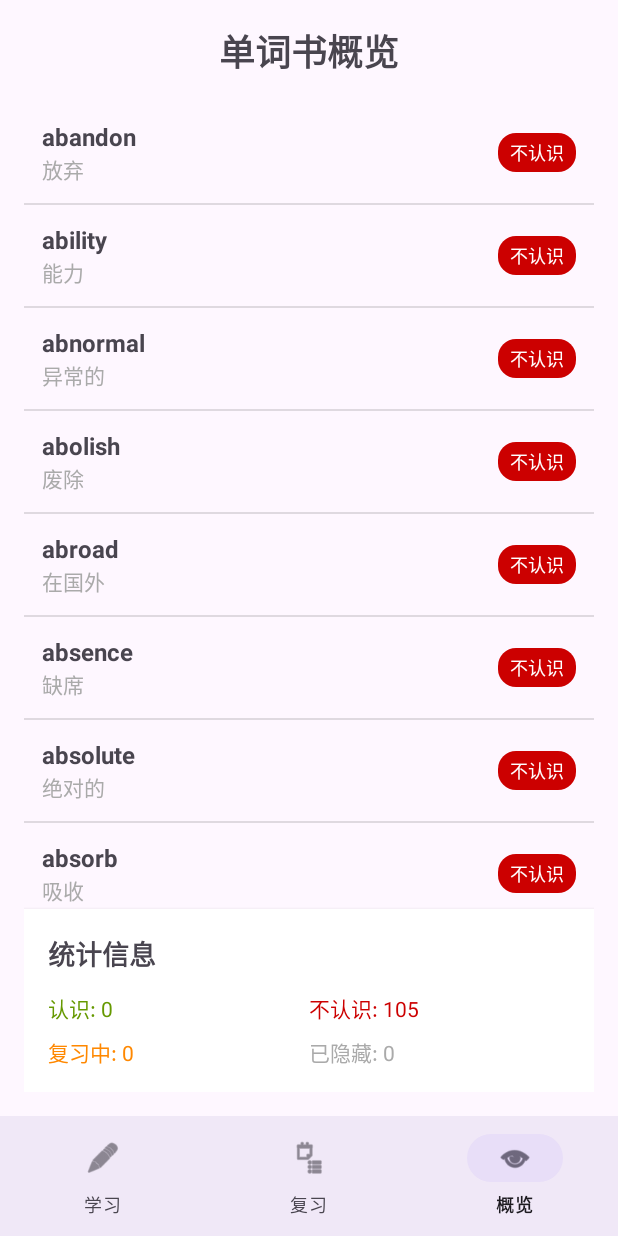
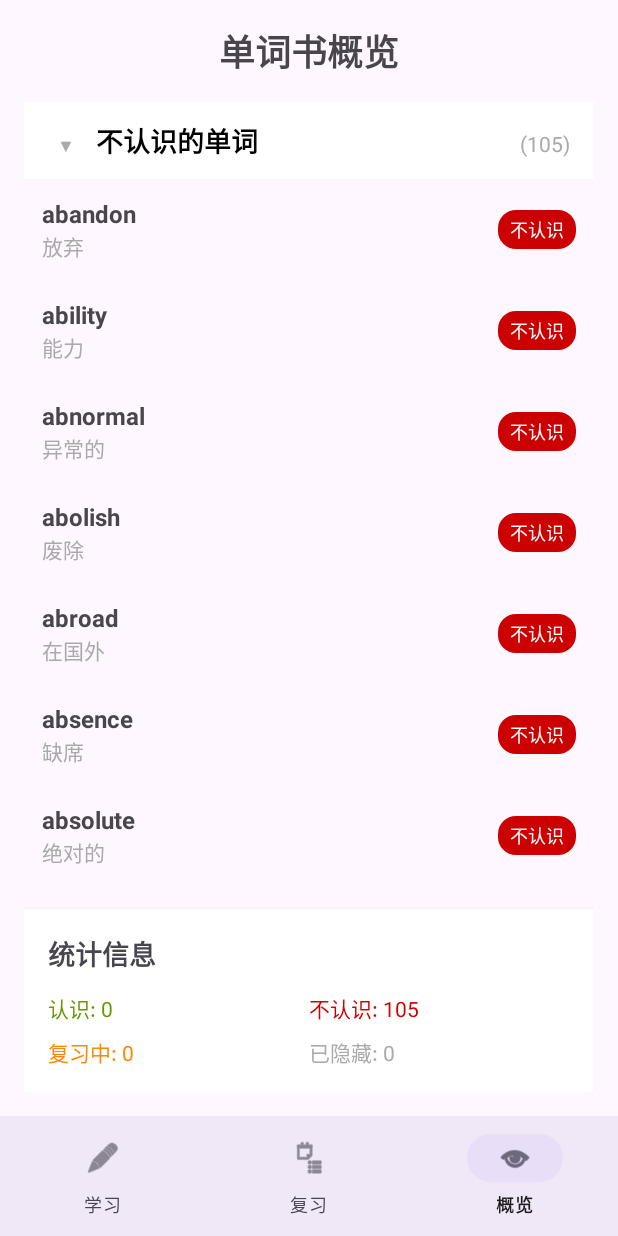
Before and after one commit to Daxxsc/opencodeproject, an Android app: the screen it shows after launch (MainActivity), item 3 of the bottom bar chosen, on a phone screen of 412 x 824 dp. Run offline under Robolectric (Android 15) with nearby library versions, the light colour scheme and no system bars; our stand-ins replace Room's generated code.

Commit message:
feat: 添加概览界面分组展开/收起功能
1. 简化CSV格式：移除音标和例句，只保留英文和中文
2. 支持自定义单词书导入：添加my_words.csv支持
3. 添加分组适配器：将认识/不认识/复习中/已隐藏单词分组显示
4. 实现分组展开/收起功能：点击分组标题可展开或收起
5. 优化用户体验：添加展开状态指示器，重置展开状态逻辑
6. 修复编译错误：修正布局ID和语法错误

```diff
--- a/app/build.gradle
+++ b/app/build.gradle
@@ -52,7 +52,11 @@ dependencies {
     // ViewModel和LiveData
     implementation 'androidx.lifecycle:lifecycle-viewmodel-ktx:2.7.0'
     implementation 'androidx.lifecycle:lifecycle-livedata-ktx:2.7.0'
+    implementation 'androidx.lifecycle:lifecycle-runtime-ktx:2.7.0'
     implementation 'androidx.fragment:fragment-ktx:1.7.0'
+
+    // Coroutines
+    implementation 'org.jetbrains.kotlinx:kotlinx-coroutines-android:1.7.3'
 
     // 测试
     testImplementation 'junit:junit:4.13.2'
--- a/app/src/main/java/com/example/words/data/DatabaseInitializer.java
+++ b/app/src/main/java/com/example/words/data/DatabaseInitializer.java
@@ -15,7 +15,8 @@ import java.util.concurrent.Executors;
 
 public class DatabaseInitializer {
     private static final String TAG = "DatabaseInitializer";
-    private static final String WORDS_CSV_FILE = "kaoyan_words_100.csv";
+    private static final String DEFAULT_WORDS_CSV_FILE = "kaoyan_words_100.csv";
+    private static final String CUSTOM_WORDS_CSV_FILE = "my_words.csv"; // 您的自定义单词书
     private static final ExecutorService executor = Executors.newSingleThreadExecutor();
 
     public static void initializeDatabase(@NonNull Context context) {
@@ -30,24 +31,41 @@ public class DatabaseInitializer {
                 return;
             }
 
-            // 从CSV文件导入单词
-            List<Word> words = loadWordsFromCSV(context);
-            if (words != null && !words.isEmpty()) {
+            List<Word> allWords = new ArrayList<>();
+
+            // 首先尝试加载自定义单词书
+            List<Word> customWords = loadWordsFromCSV(context, CUSTOM_WORDS_CSV_FILE);
+            if (customWords != null && !customWords.isEmpty()) {
+                allWords.addAll(customWords);
+                Log.i(TAG, "Loaded " + customWords.size() + " words from custom CSV: " + CUSTOM_WORDS_CSV_FILE);
+            } else {
+                // 如果自定义文件不存在，加载默认单词书
+                Log.i(TAG, "Custom CSV file not found, loading default words");
+                List<Word> defaultWords = loadWordsFromCSV(context, DEFAULT_WORDS_CSV_FILE);
+                if (defaultWords != null && !defaultWords.isEmpty()) {
+                    allWords.addAll(defaultWords);
+                    Log.i(TAG, "Loaded " + defaultWords.size() + " words from default CSV: " + DEFAULT_WORDS_CSV_FILE);
+                }
+            }
+
+            if (!allWords.isEmpty()) {
                 try {
-                    wordDao.insertAll(words.toArray(new Word[0]));
-                    Log.i(TAG, "Successfully imported " + words.size() + " words from CSV");
+                    wordDao.insertAll(allWords.toArray(new Word[0]));
+                    Log.i(TAG, "Successfully imported " + allWords.size() + " words total");
                 } catch (Exception e) {
                     Log.e(TAG, "Error inserting words into database", e);
                 }
+            } else {
+                Log.w(TAG, "No words loaded from any CSV file");
             }
         });
     }
 
-    private static List<Word> loadWordsFromCSV(@NonNull Context context) {
+    private static List<Word> loadWordsFromCSV(@NonNull Context context, String csvFileName) {
         List<Word> words = new ArrayList<>();
         AssetManager assetManager = context.getAssets();
 
-        try (InputStream inputStream = assetManager.open(WORDS_CSV_FILE);
+        try (InputStream inputStream = assetManager.open(csvFileName);
              BufferedReader reader = new BufferedReader(new InputStreamReader(inputStream))) {
 
             String line;
@@ -65,12 +83,8 @@ public class DatabaseInitializer {
                 if (parts.length >= 2) {
                     String english = parts[0].trim();
                     String chinese = parts[1].trim();
-                    String phonetic = parts.length > 2 ? parts[2].trim() : "";
-                    String example = parts.length > 3 ? parts[3].trim() : "";
 
                     Word word = new Word(english, chinese);
-                    word.phonetic = phonetic;
-                    word.example = example;
                     word.status = "UNKNOWN"; // 初始状态为未知
                     word.reviewStage = 0;
                     word.nextReviewDate = null;
@@ -81,12 +95,14 @@ public class DatabaseInitializer {
                 }
             }
 
-            Log.i(TAG, "Loaded " + words.size() + " words from CSV file");
+            Log.i(TAG, "Loaded " + words.size() + " words from CSV file: " + csvFileName);
 
         } catch (IOException e) {
-            Log.e(TAG, "Error reading CSV file: " + WORDS_CSV_FILE, e);
+            Log.e(TAG, "Error reading CSV file: " + csvFileName, e);
+            return null; // 文件不存在时返回null
         } catch (Exception e) {
-            Log.e(TAG, "Error parsing CSV file", e);
+            Log.e(TAG, "Error parsing CSV file: " + csvFileName, e);
+            return null;
         }
 
         return words;
--- /dev/null
+++ b/app/src/main/java/com/example/words/ui/overview/GroupedWordAdapter.kt
@@ -0,0 +1,208 @@
+package com.example.words.ui.overview
+
+import android.view.LayoutInflater
+import android.view.View
+import android.view.ViewGroup
+import android.widget.TextView
+import androidx.recyclerview.widget.RecyclerView
+import com.example.words.R
+import com.example.words.data.Word
+
+sealed class OverviewItem {
+    data class Header(val title: String, val count: Int, val isExpanded: Boolean = true) : OverviewItem()
+    data class WordItem(val word: Word) : OverviewItem()
+}
+
+class GroupedWordAdapter(
+    private val onWordClick: (Word) -> Unit = {}
+) : RecyclerView.Adapter<RecyclerView.ViewHolder>() {
+
+    companion object {
+        private const val VIEW_TYPE_HEADER = 0
+        private const val VIEW_TYPE_WORD = 1
+    }
+
+    private var items: List<OverviewItem> = emptyList()
+    private val expandedStates = mutableMapOf<String, Boolean>()
+
+    override fun getItemViewType(position: Int): Int {
+        return when (items[position]) {
+            is OverviewItem.Header -> VIEW_TYPE_HEADER
+            is OverviewItem.WordItem -> VIEW_TYPE_WORD
+        }
+    }
+
+    override fun onCreateViewHolder(parent: ViewGroup, viewType: Int): RecyclerView.ViewHolder {
+        return when (viewType) {
+            VIEW_TYPE_HEADER -> {
+                val view = LayoutInflater.from(parent.context)
+                    .inflate(R.layout.item_group_header, parent, false)
+                HeaderViewHolder(view)
+            }
+            VIEW_TYPE_WORD -> {
+                val view = LayoutInflater.from(parent.context)
+                    .inflate(R.layout.item_word, parent, false)
+                WordViewHolder(view)
+            }
+            else -> throw IllegalArgumentException("Invalid view type")
+        }
+    }
+
+    override fun onBindViewHolder(holder: RecyclerView.ViewHolder, position: Int) {
+        when (val item = items[position]) {
+            is OverviewItem.Header -> (holder as HeaderViewHolder).bind(item)
+            is OverviewItem.WordItem -> (holder as WordViewHolder).bind(item.word)
+        }
+    }
+
+    override fun getItemCount(): Int = items.size
+
+    inner class HeaderViewHolder(itemView: View) : RecyclerView.ViewHolder(itemView) {
+        private val tvTitle: TextView = itemView.findViewById(R.id.tvGroupTitle)
+        private val tvCount: TextView = itemView.findViewById(R.id.tvGroupCount)
+        private val ivExpandIndicator: TextView = itemView.findViewById(R.id.ivExpandIndicator)
+
+        fun bind(header: OverviewItem.Header) {
+            tvTitle.text = header.title
+            tvCount.text = "(${header.count})"
+
+            // 设置展开状态指示器
+            val indicator = if (header.isExpanded) "▼" else "▶"
+            ivExpandIndicator.text = indicator
+
+            // 设置点击事件
+            itemView.setOnClickListener {
+                val position = adapterPosition
+                if (position != RecyclerView.NO_POSITION) {
+                    toggleGroupExpansion(position)
+                }
+            }
+        }
+
+        private fun toggleGroupExpansion(headerPosition: Int) {
+            val header = items[headerPosition] as OverviewItem.Header
+            val groupTitle = header.title
+
+            // 切换展开状态
+            val newExpandedState = !header.isExpanded
+            expandedStates[groupTitle] = newExpandedState
+
+            // 重新构建items列表
+            rebuildItems()
+        }
+    }
+
+    inner class WordViewHolder(itemView: View) : RecyclerView.ViewHolder(itemView) {
+        private val tvEnglish: TextView = itemView.findViewById(R.id.tvEnglish)
+        private val tvChinese: TextView = itemView.findViewById(R.id.tvChinese)
+        private val statusBadge: TextView = itemView.findViewById(R.id.statusBadge)
+
+        fun bind(word: Word) {
+            tvEnglish.text = word.english
+            tvChinese.text = word.chinese
+
+            val (statusText, bgResId) = when {
+                word.getIsHidden() -> Pair("已隐藏", R.drawable.badge_hidden)
+                word.status == "KNOWN" -> Pair("认识", R.drawable.badge_known)
+                word.reviewStage > 0 -> Pair("复习中", R.drawable.badge_reviewing)
+                else -> Pair("不认识", R.drawable.badge_unknown)
+            }
+
+            statusBadge.text = statusText
+            statusBadge.setBackgroundResource(bgResId)
+
+            itemView.setOnClickListener {
+                onWordClick(word)
+            }
+        }
+    }
+
+    fun updateWords(words: List<Word>) {
+        // 保存当前所有单词
+        this.allWords = words
+
+        // 构建分组
+        rebuildItems()
+    }
+
+    fun resetExpandedStates() {
+        expandedStates.clear()
+        rebuildItems()
+    }
+
+    private fun rebuildItems() {
+        val groupedItems = mutableListOf<OverviewItem>()
+
+        // 检查是否只显示隐藏的单词
+        val hasHiddenWords = allWords.any { it.getIsHidden() }
+        val hasNonHiddenWords = allWords.any { !it.getIsHidden() }
+
+        if (hasHiddenWords && !hasNonHiddenWords) {
+            // 只显示隐藏的单词
+            val hiddenWords = allWords.filter { it.getIsHidden() }
+            if (hiddenWords.isNotEmpty()) {
+                val isExpanded = expandedStates.getOrDefault("已隐藏的单词", true)
+                groupedItems.add(OverviewItem.Header("已隐藏的单词", hiddenWords.size, isExpanded))
+                if (isExpanded) {
+                    hiddenWords.forEach { word ->
+                        groupedItems.add(OverviewItem.WordItem(word))
+                    }
+                }
+            }
+        } else {
+            // 显示所有分组（包括隐藏单词分组）
+            // 分组：认识的单词
+            val knownWords = allWords.filter { it.status == "KNOWN" && !it.getIsHidden() }
+            if (knownWords.isNotEmpty()) {
+                val isExpanded = expandedStates.getOrDefault("认识的单词", true)
+                groupedItems.add(OverviewItem.Header("认识的单词", knownWords.size, isExpanded))
+                if (isExpanded) {
+                    knownWords.forEach { word ->
+                        groupedItems.add(OverviewItem.WordItem(word))
+                    }
+                }
+            }
+
+            // 分组：不认识的单词
+            val unknownWords = allWords.filter { it.status == "UNKNOWN" && it.reviewStage == 0 && !it.getIsHidden() }
+            if (unknownWords.isNotEmpty()) {
+                val isExpanded = expandedStates.getOrDefault("不认识的单词", true)
+                groupedItems.add(OverviewItem.Header("不认识的单词", unknownWords.size, isExpanded))
+                if (isExpanded) {
+                    unknownWords.forEach { word ->
+                        groupedItems.add(OverviewItem.WordItem(word))
+                    }
+                }
+            }
+
+            // 分组：复习中的单词
+            val reviewingWords = allWords.filter { it.reviewStage > 0 && !it.getIsHidden() }
+            if (reviewingWords.isNotEmpty()) {
+                val isExpanded = expandedStates.getOrDefault("复习中的单词", true)
+                groupedItems.add(OverviewItem.Header("复习中的单词", reviewingWords.size, isExpanded))
+                if (isExpanded) {
+                    reviewingWords.forEach { word ->
+                        groupedItems.add(OverviewItem.WordItem(word))
+                    }
+                }
+            }
+
+            // 分组：已隐藏的单词（如果有的话）
+            val hiddenWords = allWords.filter { it.getIsHidden() }
+            if (hiddenWords.isNotEmpty()) {
+                val isExpanded = expandedStates.getOrDefault("已隐藏的单词", true)
+                groupedItems.add(OverviewItem.Header("已隐藏的单词", hiddenWords.size, isExpanded))
+                if (isExpanded) {
+                    hiddenWords.forEach { word ->
+                        groupedItems.add(OverviewItem.WordItem(word))
+                    }
+                }
+            }
+        }
+
+        items = groupedItems
+        notifyDataSetChanged()
+    }
+
+    private var allWords: List<Word> = emptyList()
+}
--- a/app/src/main/java/com/example/words/ui/overview/OverviewFragment.kt
+++ b/app/src/main/java/com/example/words/ui/overview/OverviewFragment.kt
@@ -7,20 +7,19 @@ import android.view.ViewGroup
 import androidx.fragment.app.Fragment
 import androidx.fragment.app.viewModels
 import androidx.lifecycle.lifecycleScope
-import androidx.recyclerview.widget.DividerItemDecoration
 import androidx.recyclerview.widget.LinearLayoutManager
 import com.example.words.R
 import com.example.words.databinding.FragmentOverviewBinding
 import com.example.words.viewmodel.WordViewModel
+import kotlinx.coroutines.launch
 import kotlinx.coroutines.flow.collect
-import kotlinx.coroutines.launch
 
 class OverviewFragment : Fragment() {
 
     private var _binding: FragmentOverviewBinding? = null
     private val binding get() = _binding!!
     private val viewModel: WordViewModel by viewModels()
-    private lateinit var wordAdapter: WordAdapter
+    private lateinit var wordAdapter: GroupedWordAdapter
     private var showHiddenOnly = false
 
     override fun onCreateView(
@@ -37,24 +36,21 @@ class OverviewFragment : Fragment() {
 
         setupRecyclerView()
         setupMenu()
+    }
+
+    override fun onStart() {
+        super.onStart()
         observeViewModel()
-        loadWords()
     }
 
     private fun setupRecyclerView() {
-        wordAdapter = WordAdapter { word ->
+        wordAdapter = GroupedWordAdapter { word ->
             showWordDetails(word)
         }
 
         binding.rvWords.apply {
             layoutManager = LinearLayoutManager(requireContext())
             adapter = wordAdapter
-            addItemDecoration(
-                DividerItemDecoration(
-                    requireContext(),
-                    LinearLayoutManager.VERTICAL
-                )
-            )
         }
     }
 
@@ -64,7 +60,7 @@ class OverviewFragment : Fragment() {
                 val filteredWords = if (showHiddenOnly) {
                     words.filter { word -> word.getIsHidden() }
                 } else {
-                    words.filter { word -> !word.getIsHidden() }
+                    words
                 }
                 wordAdapter.updateWords(filteredWords)
                 updateStats(words)
@@ -101,8 +97,10 @@ class OverviewFragment : Fragment() {
         return when (item.itemId) {
             R.id.menu_toggle_hidden -> {
                 showHiddenOnly = !showHiddenOnly
-                item.title = if (showHiddenOnly) "显示全部" else "仅显示隐藏"
-                loadWords()
+                item.title = if (showHiddenOnly) "仅显示隐藏" else "显示全部"
+                // 重置展开状态，然后重新观察数据
+                wordAdapter.resetExpandedStates()
+                observeViewModel()
                 true
             }
             else -> super.onOptionsItemSelected(item)
--- /dev/null
+++ b/app/src/main/res/layout/item_group_header.xml
@@ -0,0 +1,43 @@
+<?xml version="1.0" encoding="utf-8"?>
+<LinearLayout xmlns:android="http://schemas.android.com/apk/res/android"
+    xmlns:app="http://schemas.android.com/apk/res-auto"
+    android:layout_width="match_parent"
+    android:layout_height="wrap_content"
+    android:orientation="horizontal"
+    android:padding="12dp"
+    android:paddingStart="16dp"
+    android:paddingEnd="16dp"
+    android:background="@android:color/white"
+    android:clickable="true"
+    android:focusable="true"
+    android:foreground="?attr/selectableItemBackground">
+
+    <TextView
+        android:id="@+id/ivExpandIndicator"
+        android:layout_width="24dp"
+        android:layout_height="24dp"
+        android:text="▼"
+        android:textSize="12sp"
+        android:textColor="@android:color/darker_gray"
+        android:gravity="center" />
+
+    <TextView
+        android:id="@+id/tvGroupTitle"
+        android:layout_width="0dp"
+        android:layout_height="wrap_content"
+        android:layout_weight="1"
+        android:layout_marginStart="8dp"
+        android:text="分组标题"
+        android:textSize="18sp"
+        android:textStyle="bold"
+        android:textColor="@android:color/black" />
+
+    <TextView
+        android:id="@+id/tvGroupCount"
+        android:layout_width="wrap_content"
+        android:layout_height="wrap_content"
+        android:text="(0)"
+        android:textSize="14sp"
+        android:textColor="@android:color/darker_gray" />
+
+</LinearLayout>
--- a/app/src/main/res/menu/overview_menu.xml
+++ b/app/src/main/res/menu/overview_menu.xml
@@ -2,7 +2,7 @@
 <menu xmlns:android="http://schemas.android.com/apk/res/android">
     <item
         android:id="@+id/menu_toggle_hidden"
-        android:title="仅显示隐藏"
+        android:title="显示全部"
         android:icon="@android:drawable/ic_menu_view"
         android:showAsAction="ifRoom" />
 </menu>
```
Also changed, not shown: app/src/main/assets/kaoyan_words_100.csv (+106 -106 lines), app/src/main/assets/kaoyan_words_100_backup.csv (added, +106 -0 lines), app/src/main/assets/my_words_template.csv (added, +11 -0 lines).
